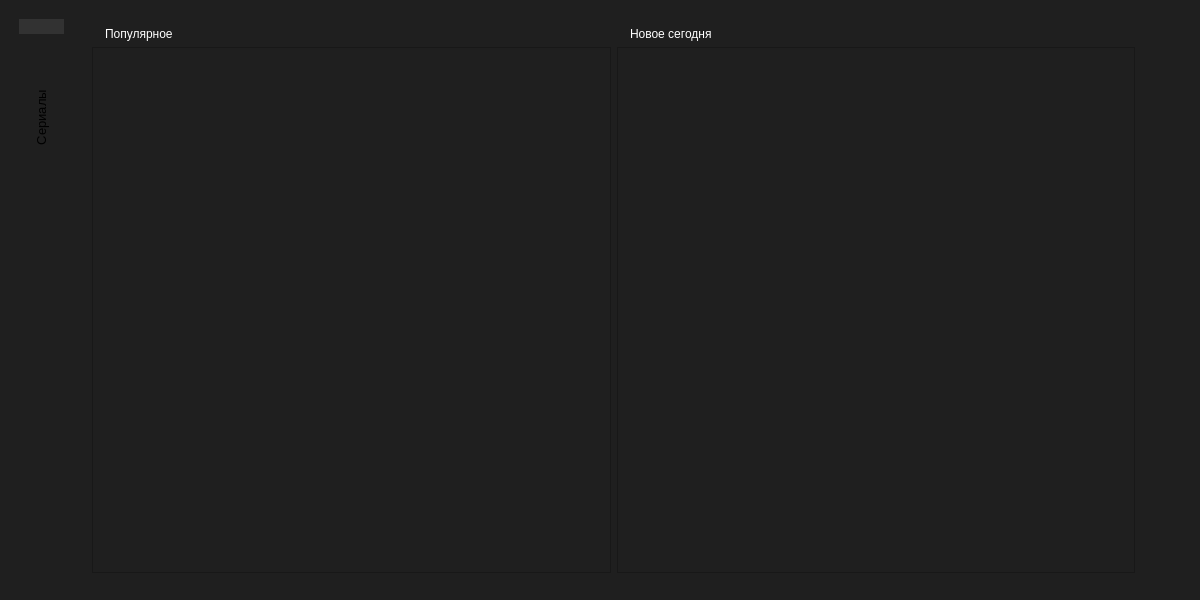
Old version of the form src/mainwindow.ui in the repository dimkashelk/SimpleKinopoiskQt.
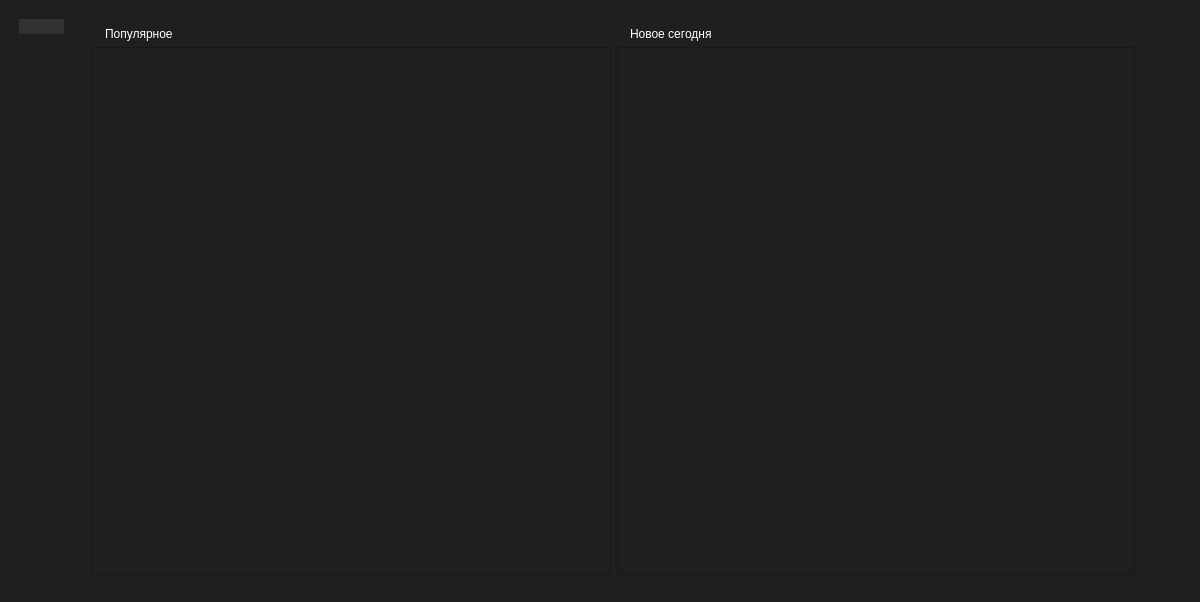
New version of the form. The open tabs and pages were chosen to show the change. Icons and pictures are not drawn.

Commit message: Add icon to soap operas

Diff of the .ui file:
```diff
--- a/src/mainwindow.ui
+++ b/src/mainwindow.ui
@@ -7,7 +7,7 @@
     <x>0</x>
     <y>0</y>
     <width>1200</width>
-    <height>600</height>
+    <height>602</height>
    </rect>
   </property>
   <property name="windowTitle">
@@ -124,7 +124,7 @@
                    <x>0</x>
                    <y>0</y>
                    <width>486</width>
-                   <height>504</height>
+                   <height>506</height>
                   </rect>
                  </property>
                  <layout class="QVBoxLayout" name="verticalLayout_4">
@@ -157,7 +157,7 @@
                    <x>0</x>
                    <y>0</y>
                    <width>486</width>
-                   <height>504</height>
+                   <height>506</height>
                   </rect>
                  </property>
                  <layout class="QVBoxLayout" name="verticalLayout_5">
@@ -350,7 +350,7 @@
       </widget>
       <widget class="QWidget" name="tab">
        <attribute name="title">
-        <string>Сериалы</string>
+        <string/>
        </attribute>
       </widget>
      </widget>
```
Left out of the diff: 10 changed lines with no effect on the pictures.
